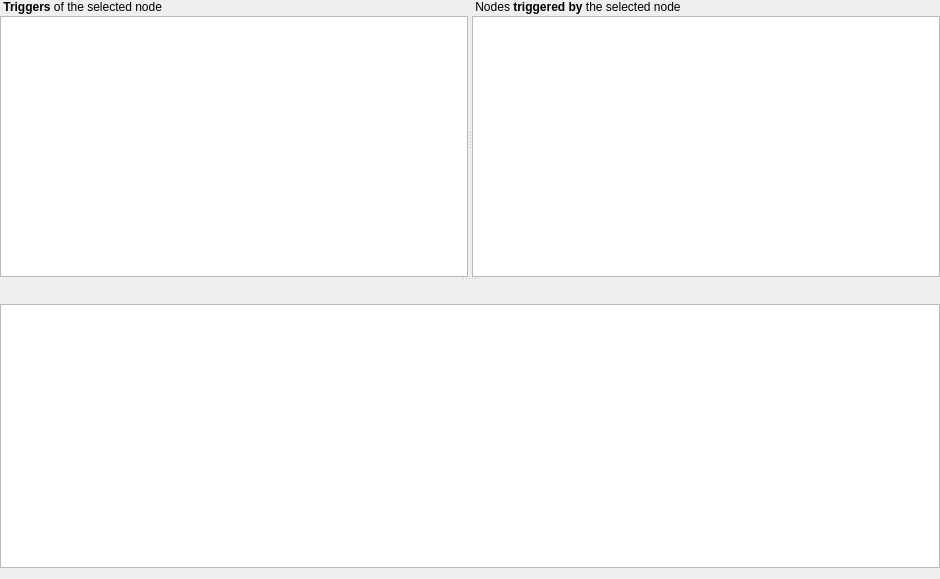
Qt form Viewer/src/TriggerTableWidget.ui (ecmwf/ecflow) before a commit.
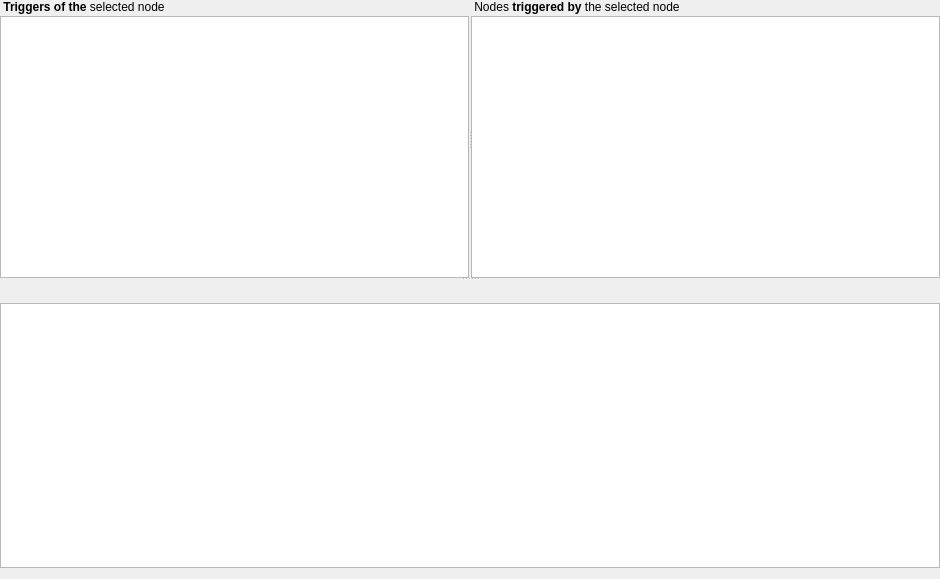
The same form after that commit. Icons and pictures are not drawn. Custom widgets are drawn as their Qt base class.

Commit message: ecFlowUI: implement table-based trigger view ECFLOW-815

```diff
--- a/Viewer/src/TriggerTableWidget.ui
+++ b/Viewer/src/TriggerTableWidget.ui
@@ -31,10 +31,19 @@
      <property name="orientation">
       <enum>Qt::Vertical</enum>
      </property>
+     <property name="handleWidth">
+      <number>2</number>
+     </property>
+     <property name="childrenCollapsible">
+      <bool>true</bool>
+     </property>
      <widget class="QSplitter" name="splitter2_">
       <property name="orientation">
        <enum>Qt::Horizontal</enum>
       </property>
+      <property name="handleWidth">
+       <number>2</number>
+      </property>
       <property name="childrenCollapsible">
        <bool>false</bool>
       </property>
@@ -46,7 +55,7 @@
         <item>
          <widget class="QLabel" name="triggerLabel_">
           <property name="text">
-           <string> &amp;nbsp;&lt;b&gt;Triggers&lt;/b&gt; of the selected node</string>
+           <string> &amp;nbsp;&lt;b&gt;Triggers of the&lt;/b&gt; selected node</string>
           </property>
          </widget>
         </item>
```
The commit also changes 2 other files.
